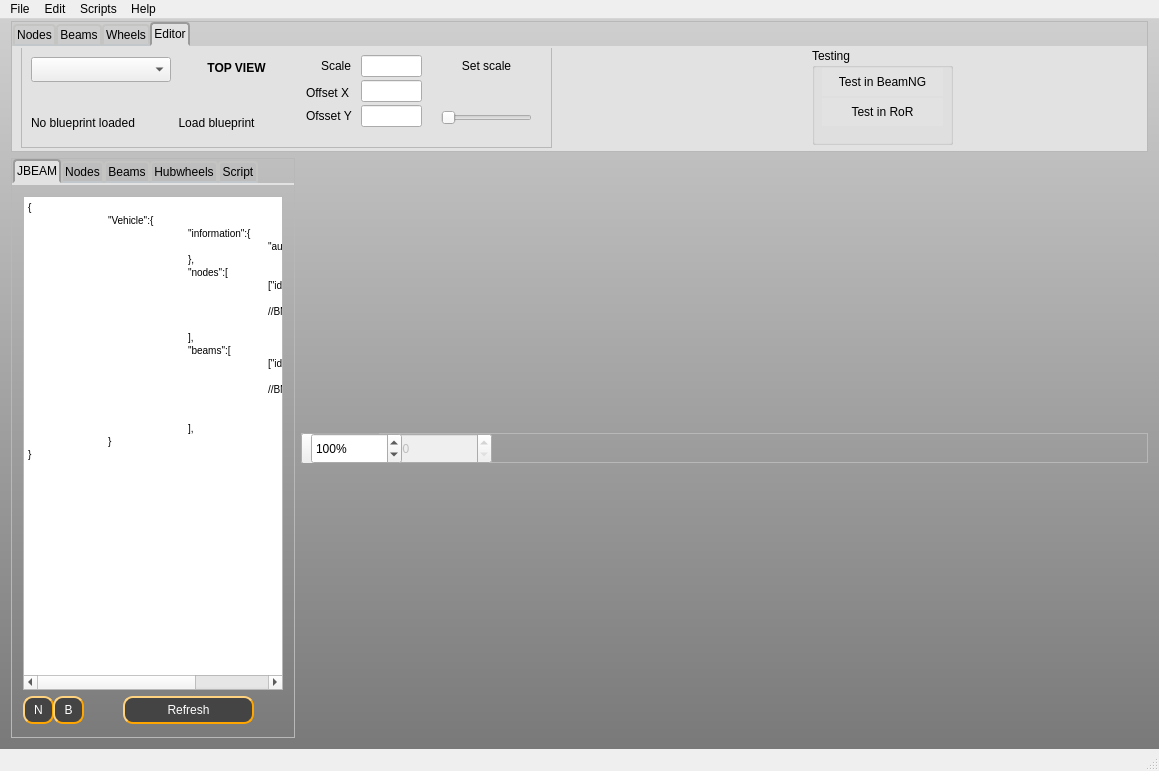
This is source/mainwindow.ui in RORMasa/NodeBeamEditor as Qt 5 draws it before an edit. The edited form follows.
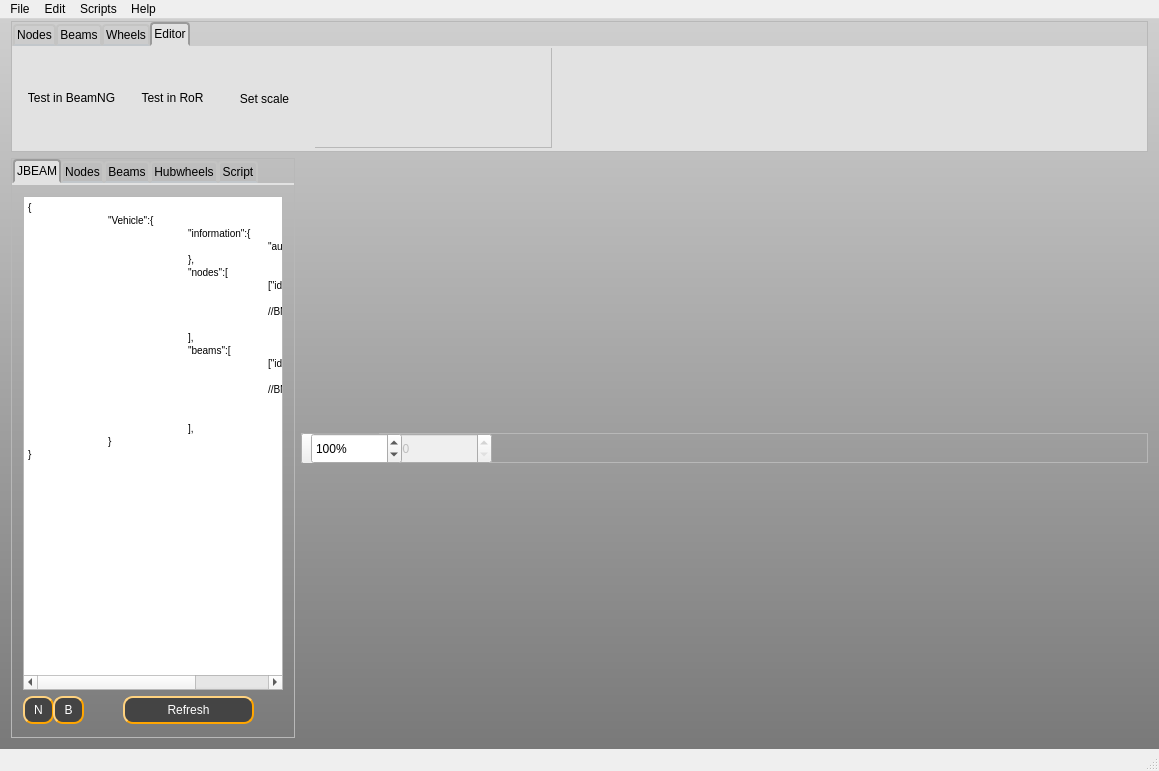
This is the edited form. The open tabs and pages were chosen to show the change. Icons and pictures are not drawn.

Commit message:
Delete nodes and beams fixed, UI adjustment
Fixed delete nodes and beams tools.

Removed old UI for adjusting blueprints.

Patch:
```diff
--- a/source/mainwindow.ui
+++ b/source/mainwindow.ui
@@ -1435,45 +1435,6 @@
           <attribute name="title">
            <string>Editor</string>
           </attribute>
-          <widget class="QGroupBox" name="groupBox_2">
-           <property name="geometry">
-            <rect>
-             <x>800</x>
-             <y>0</y>
-             <width>141</width>
-             <height>97</height>
-            </rect>
-           </property>
-           <property name="title">
-            <string>Testing</string>
-           </property>
-           <widget class="QToolButton" name="toolButton_18">
-            <property name="geometry">
-             <rect>
-              <x>10</x>
-              <y>20</y>
-              <width>121</width>
-              <height>28</height>
-             </rect>
-            </property>
-            <property name="text">
-             <string>Test in BeamNG</string>
-            </property>
-           </widget>
-           <widget class="QToolButton" name="toolButton_27">
-            <property name="geometry">
-             <rect>
-              <x>10</x>
-              <y>50</y>
-              <width>121</width>
-              <height>28</height>
-             </rect>
-            </property>
-            <property name="text">
-             <string>Test in RoR</string>
-            </property>
-           </widget>
-          </widget>
           <widget class="QFrame" name="frame_10">
            <property name="geometry">
             <rect>
@@ -1489,177 +1450,51 @@
            <property name="frameShadow">
             <enum>QFrame::Raised</enum>
            </property>
-           <widget class="QLabel" name="label_11_bpoy">
+           <widget class="QToolButton" name="toolButton_18">
             <property name="geometry">
              <rect>
-              <x>285</x>
-              <y>53</y>
-              <width>51</width>
-              <height>31</height>
+              <x>0</x>
+              <y>0</y>
+              <width>101</width>
+              <height>101</height>
              </rect>
             </property>
             <property name="text">
-             <string>Ofsset Y</string>
+             <string>Test in BeamNG</string>
             </property>
            </widget>
-           <widget class="QLineEdit" name="lineEdit_9_bpoffX">
+           <widget class="QToolButton" name="toolButton_27">
             <property name="geometry">
              <rect>
-              <x>340</x>
-              <y>58</y>
-              <width>61</width>
-              <height>22</height>
+              <x>101</x>
+              <y>0</y>
+              <width>101</width>
+              <height>101</height>
              </rect>
             </property>
-            <property name="toolTip">
-             <string>Blueprint offset Y</string>
-            </property>
-           </widget>
-           <widget class="QLineEdit" name="lineEdit_9_bpoffY">
-            <property name="geometry">
-             <rect>
-              <x>340</x>
-              <y>33</y>
-              <width>61</width>
-              <height>22</height>
-             </rect>
-            </property>
-            <property name="toolTip">
-             <string>Blueprint offset X</string>
-            </property>
-           </widget>
-           <widget class="QLabel" name="label_11_bpox">
-            <property name="geometry">
-             <rect>
-              <x>285</x>
-              <y>30</y>
-              <width>51</width>
-              <height>31</height>
-             </rect>
-            </property>
             <property name="text">
-             <string>Offset X</string>
+             <string>Test in RoR</string>
             </property>
            </widget>
-           <widget class="QLabel" name="label_10">
-            <property name="geometry">
-             <rect>
-              <x>300</x>
-              <y>3</y>
-              <width>41</width>
-              <height>31</height>
-             </rect>
-            </property>
-            <property name="text">
-             <string>Scale</string>
-            </property>
-           </widget>
-           <widget class="QLineEdit" name="lineEdit_bluep_scale">
-            <property name="geometry">
-             <rect>
-              <x>340</x>
-              <y>8</y>
-              <width>61</width>
-              <height>22</height>
-             </rect>
-            </property>
-            <property name="toolTip">
-             <string>Blueprint width in meters</string>
-            </property>
-           </widget>
-           <widget class="QToolButton" name="toolButton_20">
-            <property name="geometry">
-             <rect>
-              <x>420</x>
-              <y>3</y>
-              <width>91</width>
-              <height>31</height>
-             </rect>
-            </property>
-            <property name="toolTip">
-             <string>Set scale of the blueprint by showing known distance</string>
-            </property>
-            <property name="text">
-             <string>Set scale</string>
-            </property>
-            <property name="checkable">
-             <bool>true</bool>
-            </property>
-           </widget>
-           <widget class="QSlider" name="horizontalSlider">
-            <property name="geometry">
-             <rect>
-              <x>420</x>
-              <y>60</y>
-              <width>91</width>
-              <height>21</height>
-             </rect>
-            </property>
-            <property name="toolTip">
-             <string>Blueprint opacity</string>
-            </property>
-            <property name="orientation">
-             <enum>Qt::Horizontal</enum>
-            </property>
-           </widget>
-           <widget class="QLabel" name="label_10_bluepname">
-            <property name="geometry">
-             <rect>
-              <x>10</x>
-              <y>60</y>
-              <width>121</width>
-              <height>31</height>
-             </rect>
-            </property>
-            <property name="text">
-             <string>No blueprint loaded</string>
-            </property>
-           </widget>
-           <widget class="QToolButton" name="toolButton_17">
-            <property name="geometry">
-             <rect>
-              <x>150</x>
-              <y>60</y>
-              <width>91</width>
-              <height>31</height>
-             </rect>
-            </property>
-            <property name="text">
-             <string>Load blueprint</string>
-            </property>
-           </widget>
-           <widget class="QLabel" name="label_11_currView">
-            <property name="geometry">
-             <rect>
-              <x>160</x>
-              <y>10</y>
-              <width>111</width>
-              <height>21</height>
-             </rect>
-            </property>
-            <property name="font">
-             <font>
-              <weight>75</weight>
-              <bold>true</bold>
-             </font>
-            </property>
-            <property name="text">
-             <string>TOP VIEW</string>
-            </property>
-            <property name="alignment">
-             <set>Qt::AlignCenter</set>
-            </property>
-           </widget>
-           <widget class="QComboBox" name="comboBox_3">
-            <property name="geometry">
-             <rect>
-              <x>10</x>
-              <y>10</y>
-              <width>140</width>
-              <height>25</height>
-             </rect>
-            </property>
-           </widget>
+          </widget>
+          <widget class="QToolButton" name="toolButton_20">
+           <property name="geometry">
+            <rect>
+             <x>202</x>
+             <y>0</y>
+             <width>101</width>
+             <height>101</height>
+            </rect>
+           </property>
+           <property name="toolTip">
+            <string>Set scale of the blueprint by showing known distance</string>
+           </property>
+           <property name="text">
+            <string>Set scale</string>
+           </property>
+           <property name="checkable">
+            <bool>true</bool>
+           </property>
           </widget>
          </widget>
         </widget>
```
Left out of the diff: 2 changed lines with no effect on the pictures. The commit also changes 6 other files.
